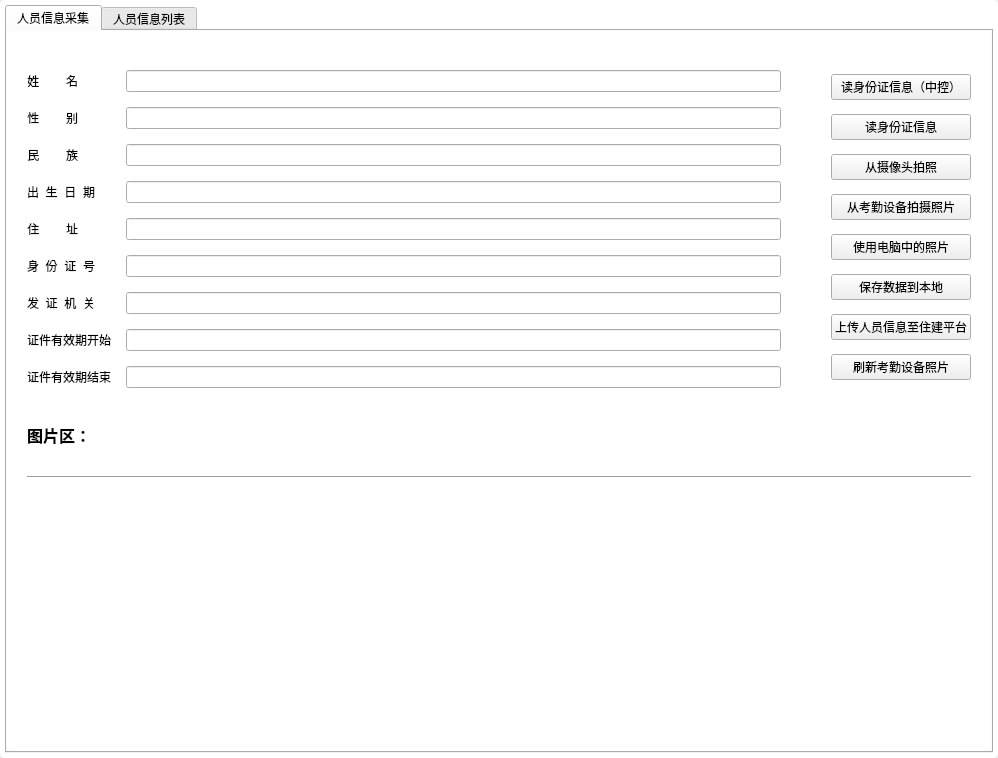
This is views/infoCollectionUi.ui in jamesandjim/wisdom_site as Qt 5 draws it before an edit. The edited form follows.
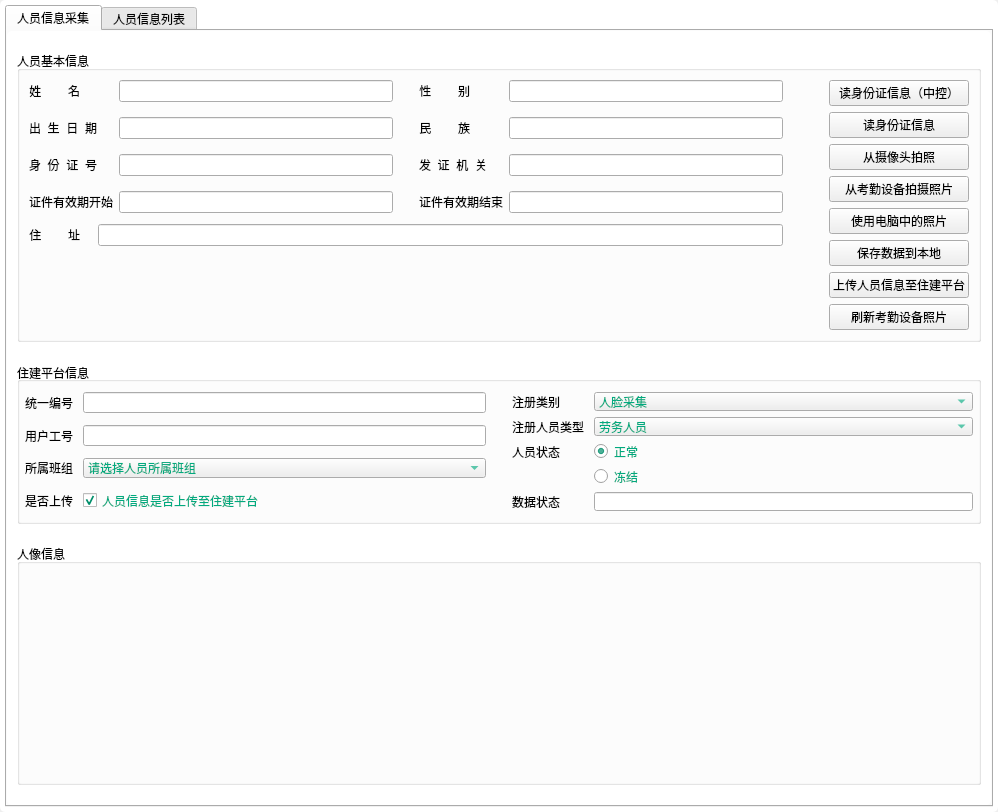
This is the edited form.

```diff
--- a/views/infoCollectionUi.ui
+++ b/views/infoCollectionUi.ui
@@ -10,7 +10,7 @@
     <x>0</x>
     <y>0</y>
     <width>998</width>
-    <height>758</height>
+    <height>725</height>
    </rect>
   </property>
   <property name="windowTitle">
@@ -97,32 +97,37 @@
          </attribute>
          <layout class="QVBoxLayout" name="verticalLayout_4">
           <property name="spacing">
-           <number>10</number>
+           <number>20</number>
           </property>
           <property name="leftMargin">
-           <number>20</number>
+           <number>10</number>
           </property>
           <property name="topMargin">
            <number>20</number>
           </property>
           <property name="rightMargin">
-           <number>20</number>
+           <number>10</number>
           </property>
           <property name="bottomMargin">
            <number>20</number>
+          </property>
+          <item>
+           <widget class="QGroupBox" name="gb_base">
+            <property name="title">
+             <string>人员基本信息</string>
+            </property>
+            <layout class="QHBoxLayout" name="horizontalLayout_4">
+             <item>
+              <layout class="QVBoxLayout" name="verticalLayout_5">
+               <property name="sizeConstraint">
+                <enum>QLayout::SetDefaultConstraint</enum>
           </property>
           <item>
            <layout class="QHBoxLayout" name="horizontalLayout_2">
             <item>
              <layout class="QFormLayout" name="formLayout">
-              <property name="labelAlignment">
-               <set>Qt::AlignLeading|Qt::AlignLeft|Qt::AlignVCenter</set>
-              </property>
-              <property name="formAlignment">
-               <set>Qt::AlignLeading|Qt::AlignLeft|Qt::AlignVCenter</set>
-              </property>
-              <property name="horizontalSpacing">
-               <number>15</number>
+                   <property name="sizeConstraint">
+                    <enum>QLayout::SetMaximumSize</enum>
               </property>
               <property name="verticalSpacing">
                <number>15</number>
@@ -138,35 +143,13 @@
                </widget>
               </item>
               <item row="0" column="1">
-               <widget class="QLineEdit" name="le_name"/>
+                    <widget class="QLineEdit" name="le_name">
+                     <property name="readOnly">
+                      <bool>true</bool>
+                     </property>
+                    </widget>
               </item>
               <item row="1" column="0">
-               <widget class="QLabel" name="label_3">
-                <property name="text">
-                 <string>性        别</string>
-                </property>
-                <property name="alignment">
-                 <set>Qt::AlignRight|Qt::AlignTrailing|Qt::AlignVCenter</set>
-                </property>
-               </widget>
-              </item>
-              <item row="1" column="1">
-               <widget class="QLineEdit" name="le_sex"/>
-              </item>
-              <item row="2" column="0">
-               <widget class="QLabel" name="label_4">
-                <property name="text">
-                 <string>民        族</string>
-                </property>
-                <property name="alignment">
-                 <set>Qt::AlignRight|Qt::AlignTrailing|Qt::AlignVCenter</set>
-                </property>
-               </widget>
-              </item>
-              <item row="2" column="1">
-               <widget class="QLineEdit" name="le_nation"/>
-              </item>
-              <item row="3" column="0">
                <widget class="QLabel" name="label_5">
                 <property name="text">
                  <string>出  生  日  期</string>
@@ -176,23 +159,14 @@
                 </property>
                </widget>
               </item>
-              <item row="3" column="1">
-               <widget class="QLineEdit" name="le_birthdate"/>
-              </item>
-              <item row="4" column="0">
-               <widget class="QLabel" name="label_8">
-                <property name="text">
-                 <string>住        址</string>
-                </property>
-                <property name="alignment">
-                 <set>Qt::AlignRight|Qt::AlignTrailing|Qt::AlignVCenter</set>
+                   <item row="1" column="1">
+                    <widget class="QLineEdit" name="le_birthdate">
+                     <property name="readOnly">
+                      <bool>true</bool>
                 </property>
                </widget>
               </item>
-              <item row="4" column="1">
-               <widget class="QLineEdit" name="le_address"/>
-              </item>
-              <item row="5" column="0">
+                   <item row="2" column="0">
                <widget class="QLabel" name="label_6">
                 <property name="text">
                  <string>身  份  证  号</string>
@@ -202,23 +176,14 @@
                 </property>
                </widget>
               </item>
-              <item row="5" column="1">
-               <widget class="QLineEdit" name="le_idNum"/>
-              </item>
-              <item row="6" column="0">
-               <widget class="QLabel" name="label_9">
-                <property name="text">
-                 <string>发  证  机  关</string>
-                </property>
-                <property name="alignment">
-                 <set>Qt::AlignRight|Qt::AlignTrailing|Qt::AlignVCenter</set>
+                   <item row="2" column="1">
+                    <widget class="QLineEdit" name="le_idNum">
+                     <property name="readOnly">
+                      <bool>true</bool>
                 </property>
                </widget>
               </item>
-              <item row="6" column="1">
-               <widget class="QLineEdit" name="le_issue"/>
-              </item>
-              <item row="7" column="0">
+                   <item row="3" column="0">
                <widget class="QLabel" name="label_7">
                 <property name="text">
                  <string>证件有效期开始</string>
@@ -228,10 +193,88 @@
                 </property>
                </widget>
               </item>
-              <item row="7" column="1">
-               <widget class="QLineEdit" name="le_effectedDate"/>
-              </item>
-              <item row="8" column="0">
+                   <item row="3" column="1">
+                    <widget class="QLineEdit" name="le_effectedDate">
+                     <property name="readOnly">
+                      <bool>true</bool>
+                     </property>
+                    </widget>
+                   </item>
+                  </layout>
+                 </item>
+                 <item>
+                  <spacer name="horizontalSpacer_6">
+                   <property name="orientation">
+                    <enum>Qt::Horizontal</enum>
+                   </property>
+                   <property name="sizeType">
+                    <enum>QSizePolicy::Fixed</enum>
+                   </property>
+                   <property name="sizeHint" stdset="0">
+                    <size>
+                     <width>20</width>
+                     <height>20</height>
+                    </size>
+                   </property>
+                  </spacer>
+                 </item>
+                 <item>
+                  <layout class="QFormLayout" name="formLayout_4">
+                   <property name="verticalSpacing">
+                    <number>15</number>
+                   </property>
+                   <item row="0" column="0">
+                    <widget class="QLabel" name="label_3">
+                     <property name="text">
+                      <string>性        别</string>
+                     </property>
+                     <property name="alignment">
+                      <set>Qt::AlignRight|Qt::AlignTrailing|Qt::AlignVCenter</set>
+                     </property>
+                    </widget>
+                   </item>
+                   <item row="0" column="1">
+                    <widget class="QLineEdit" name="le_sex">
+                     <property name="readOnly">
+                      <bool>true</bool>
+                     </property>
+                    </widget>
+                   </item>
+                   <item row="1" column="0">
+                    <widget class="QLabel" name="label_4">
+                     <property name="text">
+                      <string>民        族</string>
+                     </property>
+                     <property name="alignment">
+                      <set>Qt::AlignRight|Qt::AlignTrailing|Qt::AlignVCenter</set>
+                     </property>
+                    </widget>
+                   </item>
+                   <item row="1" column="1">
+                    <widget class="QLineEdit" name="le_nation">
+                     <property name="readOnly">
+                      <bool>true</bool>
+                     </property>
+                    </widget>
+                   </item>
+                   <item row="2" column="0">
+                    <widget class="QLabel" name="label_9">
+                     <property name="text">
+                      <string>发  证  机  关</string>
+                     </property>
+                     <property name="alignment">
+                      <set>Qt::AlignRight|Qt::AlignTrailing|Qt::AlignVCenter</set>
+                     </property>
+                    </widget>
+                   </item>
+                   <item row="2" column="1">
+                    <widget class="QLineEdit" name="le_issue">
+                     <property name="readOnly">
+                      <bool>true</bool>
+                     </property>
+                    </widget>
+                   </item>
+                   <item row="3" column="0">
                <widget class="QLabel" name="label_10">
                 <property name="text">
                  <string>证件有效期结束</string>
@@ -241,8 +284,52 @@
                 </property>
                </widget>
               </item>
-              <item row="8" column="1">
-               <widget class="QLineEdit" name="le_expiredDate"/>
+                   <item row="3" column="1">
+                    <widget class="QLineEdit" name="le_expiredDate">
+                     <property name="readOnly">
+                      <bool>true</bool>
+                     </property>
+                    </widget>
+                   </item>
+                  </layout>
+                 </item>
+                </layout>
+               </item>
+               <item>
+                <layout class="QFormLayout" name="formLayout_5">
+                 <property name="sizeConstraint">
+                  <enum>QLayout::SetFixedSize</enum>
+                 </property>
+                 <property name="formAlignment">
+                  <set>Qt::AlignLeading|Qt::AlignLeft|Qt::AlignTop</set>
+                 </property>
+                 <property name="horizontalSpacing">
+                  <number>18</number>
+                 </property>
+                 <property name="verticalSpacing">
+                  <number>6</number>
+                 </property>
+                 <property name="topMargin">
+                  <number>5</number>
+                 </property>
+                 <item row="0" column="0">
+                  <widget class="QLabel" name="label_8">
+                   <property name="text">
+                    <string>住        址</string>
+                   </property>
+                   <property name="alignment">
+                    <set>Qt::AlignRight|Qt::AlignTrailing|Qt::AlignVCenter</set>
+                   </property>
+                  </widget>
+                 </item>
+                 <item row="0" column="1">
+                  <widget class="QLineEdit" name="le_address">
+                   <property name="readOnly">
+                    <bool>true</bool>
+                   </property>
+                  </widget>
+                 </item>
+                </layout>
               </item>
              </layout>
             </item>
@@ -332,45 +419,259 @@
              </layout>
             </item>
            </layout>
+           </widget>
           </item>
           <item>
-           <widget class="QLabel" name="label">
+           <widget class="QGroupBox" name="gb_zjxx">
             <property name="minimumSize">
              <size>
               <width>0</width>
-              <height>30</height>
+              <height>160</height>
              </size>
             </property>
-            <property name="maximumSize">
-             <size>
-              <width>16777215</width>
-              <height>30</height>
-             </size>
-            </property>
-            <property name="font">
-             <font>
-              <family>Agency FB</family>
-              <pointsize>12</pointsize>
-              <weight>75</weight>
-              <bold>true</bold>
-             </font>
-            </property>
-            <property name="text">
-             <string>图片区：</string>
+            <property name="title">
+             <string>住建平台信息</string>
             </property>
             <property name="alignment">
-             <set>Qt::AlignBottom|Qt::AlignLeading|Qt::AlignLeft</set>
+             <set>Qt::AlignLeading|Qt::AlignLeft|Qt::AlignVCenter</set>
             </property>
-           </widget>
-          </item>
+            <layout class="QHBoxLayout" name="horizontalLayout_3">
+             <property name="spacing">
+              <number>6</number>
+             </property>
+             <property name="leftMargin">
+              <number>5</number>
+             </property>
+             <property name="topMargin">
+              <number>10</number>
+             </property>
+             <property name="rightMargin">
+              <number>5</number>
+             </property>
+             <property name="bottomMargin">
+              <number>10</number>
+             </property>
+             <item>
+              <layout class="QFormLayout" name="formLayout_2">
+               <property name="formAlignment">
+                <set>Qt::AlignLeading|Qt::AlignLeft|Qt::AlignVCenter</set>
+               </property>
+               <property name="horizontalSpacing">
+                <number>10</number>
+               </property>
+               <property name="verticalSpacing">
+                <number>12</number>
+               </property>
+               <item row="0" column="0">
+                <widget class="QLabel" name="label">
+                 <property name="text">
+                  <string>统一编号</string>
+                 </property>
+                </widget>
+               </item>
+               <item row="0" column="1">
+                <widget class="QLineEdit" name="le_userID">
+                 <property name="readOnly">
+                  <bool>true</bool>
+                 </property>
+                </widget>
+               </item>
+               <item row="1" column="0">
+                <widget class="QLabel" name="label_13">
+                 <property name="text">
+                  <string>用户工号</string>
+                 </property>
+                </widget>
+               </item>
+               <item row="1" column="1">
+                <widget class="QLineEdit" name="le_workSN">
+                 <property name="readOnly">
+                  <bool>true</bool>
+                 </property>
+                </widget>
+               </item>
+               <item row="2" column="0">
+                <widget class="QLabel" name="label_14">
+                 <property name="text">
+                  <string>所属班组</string>
+                 </property>
+                </widget>
+               </item>
+               <item row="2" column="1">
+                <widget class="QComboBox" name="cb_department">
+                 <property name="styleSheet">
+                  <string notr="true">color: rgb(0, 170, 127);</string>
+                 </property>
           <item>
-           <widget class="Line" name="line">
+                  <property name="text">
+                   <string>请选择人员所属班组</string>
+                  </property>
+                 </item>
+                </widget>
+               </item>
+               <item row="3" column="0">
+                <widget class="QLabel" name="label_16">
+                 <property name="text">
+                  <string>是否上传</string>
+                 </property>
+                </widget>
+               </item>
+               <item row="3" column="1">
+                <widget class="QCheckBox" name="checkbox_uploadYN">
+                 <property name="styleSheet">
+                  <string notr="true">color: rgb(0, 170, 127);</string>
+                 </property>
+                 <property name="text">
+                  <string>人员信息是否上传至住建平台</string>
+                 </property>
+                 <property name="checked">
+                  <bool>true</bool>
+                 </property>
+                </widget>
+               </item>
+              </layout>
+             </item>
+             <item>
+              <spacer name="horizontalSpacer_7">
             <property name="orientation">
              <enum>Qt::Horizontal</enum>
             </property>
-           </widget>
-          </item>
+               <property name="sizeType">
+                <enum>QSizePolicy::Fixed</enum>
+               </property>
+               <property name="sizeHint" stdset="0">
+                <size>
+                 <width>20</width>
+                 <height>20</height>
+                </size>
+               </property>
+              </spacer>
+             </item>
+             <item>
+              <layout class="QFormLayout" name="formLayout_3">
+               <property name="formAlignment">
+                <set>Qt::AlignLeading|Qt::AlignLeft|Qt::AlignVCenter</set>
+               </property>
+               <property name="horizontalSpacing">
+                <number>10</number>
+               </property>
+               <item row="0" column="0">
+                <widget class="QLabel" name="label_11">
+                 <property name="text">
+                  <string>注册类别</string>
+                 </property>
+                </widget>
+               </item>
+               <item row="0" column="1">
+                <widget class="QComboBox" name="cb_RegType">
+                 <property name="styleSheet">
+                  <string notr="true">color: rgb(0, 170, 127);</string>
+                 </property>
           <item>
+                  <property name="text">
+                   <string>人脸采集</string>
+                  </property>
+                 </item>
+                 <item>
+                  <property name="text">
+                   <string>刷卡采集</string>
+                  </property>
+                 </item>
+                 <item>
+                  <property name="text">
+                   <string>指纹采集</string>
+                  </property>
+                 </item>
+                 <item>
+                  <property name="text">
+                   <string>其他采集</string>
+                  </property>
+                 </item>
+                </widget>
+               </item>
+               <item row="1" column="0">
+                <widget class="QLabel" name="label_12">
+                 <property name="text">
+                  <string>注册人员类型</string>
+                 </property>
+                </widget>
+               </item>
+               <item row="1" column="1">
+                <widget class="QComboBox" name="cb_userType">
+                 <property name="styleSheet">
+                  <string notr="true">color: rgb(0, 170, 127);</string>
+                 </property>
+                 <item>
+                  <property name="text">
+                   <string>劳务人员</string>
+                  </property>
+                 </item>
+                 <item>
+                  <property name="text">
+                   <string>岗位人员</string>
+                  </property>
+                 </item>
+                 <item>
+                  <property name="text">
+                   <string>其他人员</string>
+                  </property>
+                 </item>
+                </widget>
+               </item>
+               <item row="2" column="0">
+                <widget class="QLabel" name="label_17">
+                 <property name="text">
+                  <string>人员状态</string>
+                 </property>
+                </widget>
+               </item>
+               <item row="2" column="1">
+                <widget class="QRadioButton" name="rb_personStatus1">
+                 <property name="styleSheet">
+                  <string notr="true">color: rgb(0, 170, 127);</string>
+                 </property>
+                 <property name="text">
+                  <string>正常</string>
+                 </property>
+                 <property name="checked">
+                  <bool>true</bool>
+                 </property>
+                </widget>
+               </item>
+               <item row="3" column="1">
+                <widget class="QRadioButton" name="rb_personStatus2">
+                 <property name="styleSheet">
+                  <string notr="true">color: rgb(0, 170, 127);</string>
+                 </property>
+                 <property name="text">
+                  <string>冻结</string>
+                 </property>
+                </widget>
+               </item>
+               <item row="4" column="0">
+                <widget class="QLabel" name="label_15">
+                 <property name="text">
+                  <string>数据状态</string>
+                 </property>
+                </widget>
+               </item>
+               <item row="4" column="1">
+                <widget class="QLineEdit" name="le_status">
+                 <property name="readOnly">
+                  <bool>true</bool>
+                 </property>
+                </widget>
+               </item>
+              </layout>
+             </item>
+            </layout>
+           </widget>
+          </item>
+          <item>
+           <widget class="QGroupBox" name="gb_photos">
+            <property name="title">
+             <string>人像信息</string>
+            </property>
            <layout class="QHBoxLayout" name="horizontalLayout">
             <item>
              <spacer name="horizontalSpacer_4">
@@ -494,6 +795,7 @@
              </spacer>
             </item>
            </layout>
+           </widget>
           </item>
          </layout>
         </widget>
```
Left out of the diff: 2 changed lines with no effect on the pictures. Lines whose indentation alone changed are shown as unchanged.
